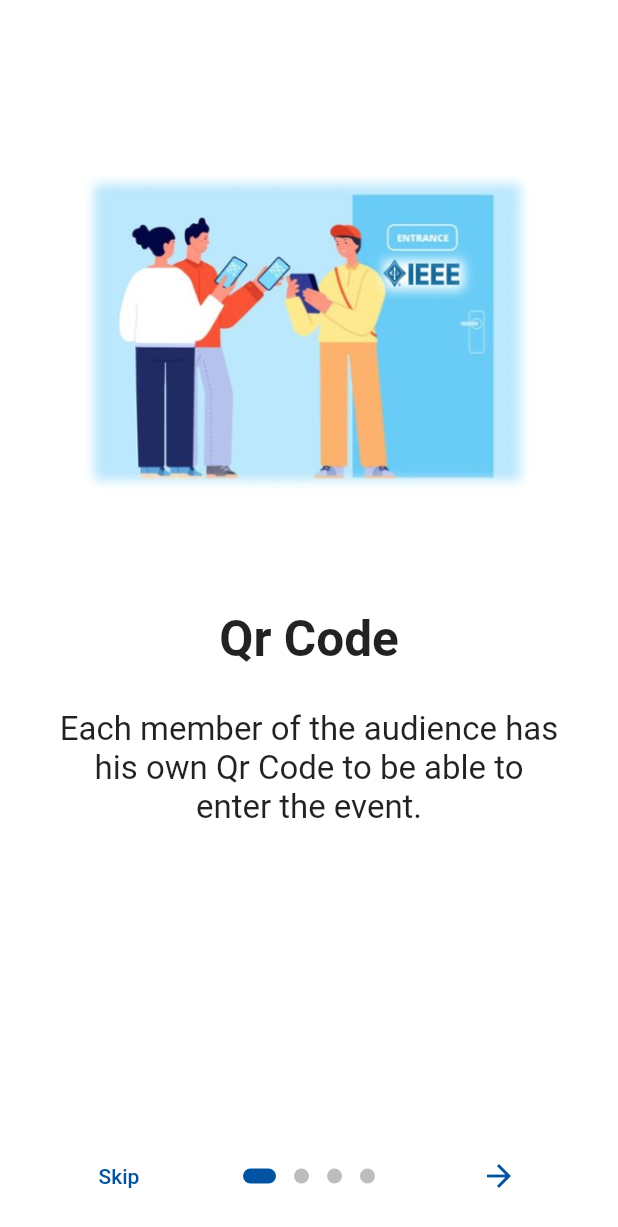
After one commit to AhmedSarg/IEEE-Ticket-Scanner, a Flutter app: the OnBoarding screen opened directly, on a phone screen of 412 x 824 dp. The commit adds this screen. Shown: the top 1227 px of the screen. Run offline on Flutter 3.47's test engine with Material 2 defaults, Android fonts, the phone set to English and light mode, and no system bars; drawn by our look-alikes of introduction_screen; our stand-ins replace cached_network_image, cloud_firestore, connectivity_plus, convex_bottom_bar, dartz, dio and 20 more; missing offline and left inert: flutter_animated_button, flutter_barcode_scanner; accounts and stored records are empty.

Commit message:
adding onboarding

```diff
--- a/lib/features/screens/loading_screen.dart
+++ b/lib/features/screens/loading_screen.dart
@@ -4,6 +4,9 @@ import 'package:ieee_ticket_scanner/core/utils/app_colors.dart';
 import 'package:connectivity_plus/connectivity_plus.dart';
 import 'package:ieee_ticket_scanner/core/services/check_internet.dart';
 import 'package:ieee_ticket_scanner/features/screens/main_screen.dart';
+
+import '../../main.dart';
+import 'onboarding_screen.dart';
 
 class LoadingScreen extends StatefulWidget {
   const LoadingScreen({super.key});
@@ -16,6 +19,7 @@ class _LoadingScreenState extends State<LoadingScreen> {
   final NetworkConnectivity _networkConnectivity = NetworkConnectivity.instance;
   Map _source = {ConnectivityResult.none: false};
   String string = 'Checking Internet Connection...';
+
   @override
   void initState() {
     super.initState();
@@ -28,7 +32,12 @@ class _LoadingScreenState extends State<LoadingScreen> {
           string = 'Connected';
           Timer(const Duration(seconds: 3), (() {
             Navigator.of(context).pushReplacement(
-                MaterialPageRoute(builder: (context) => const MainScreen()));
+              MaterialPageRoute(
+                builder: (context) => initScreen == 0 || initScreen == null
+                    ? const OnBoarding()
+                    : const MainScreen(),
+              ),
+            );
           }));
         } else {
           string = 'Network Error';
--- /dev/null
+++ b/lib/features/screens/onboarding_screen.dart
@@ -0,0 +1,102 @@
+import 'package:flutter/material.dart';
+import 'package:ieee_ticket_scanner/core/database/cache/cache_helper.dart';
+import 'package:ieee_ticket_scanner/core/utils/app_colors.dart';
+import 'package:ieee_ticket_scanner/features/screens/main_screen.dart';
+import 'package:introduction_screen/introduction_screen.dart';
+
+class OnBoarding extends StatefulWidget {
+  const OnBoarding({Key? key}) : super(key: key);
+
+  @override
+  _OnBoardingState createState() => _OnBoardingState();
+}
+
+class _OnBoardingState extends State<OnBoarding> {
+  @override
+  Widget build(BuildContext context) {
+    return Scaffold(
+      body: Container(
+        width: double.infinity,
+        height: double.infinity,
+        color: AppColors.primary,
+        child: IntroductionScreen(
+          nextStyle: ButtonStyle(
+            foregroundColor: MaterialStateProperty.all(AppColors.primary),
+          ),
+          doneStyle: ButtonStyle(
+            foregroundColor: MaterialStateProperty.all(AppColors.primary),
+          ),
+          skipStyle: ButtonStyle(
+            foregroundColor: MaterialStateProperty.all(AppColors.primary),
+          ),
+          pages: [
+            PageViewModel(
+              title: 'Qr Code',
+              body:
+                  'Each member of the audience has his own Qr Code to be able to enter the event.',
+              image: Image.asset('assets/images/onboarding_audience.png'),
+              decoration: getPageDecoration(),
+            ),
+            PageViewModel(
+              title: 'Scan Qr Code',
+              body:
+                  'Each member scans their Qr code to register their attendance every day',
+              image: Image.asset('assets/images/onboarding_scan.png'),
+              decoration: getPageDecoration(),
+            ),
+            PageViewModel(
+              title: 'Acceptation',
+              body:
+                  'If the QR Code is present in the database, the member will be registered successfully',
+              image: Image.asset('assets/images/onboarding_accept.png'),
+              decoration: getPageDecoration(),
+            ),
+            PageViewModel(
+              title: 'Rejection',
+              body:
+                  'If the QR Code is not present in the database or was registered on the same day before, the program will not accept this code',
+              image: Image.asset('assets/images/onboarding_reject.png'),
+              decoration: getPageDecoration(),
+            ),
+          ],
+          next: const Icon(Icons.arrow_forward),
+          done: const Text(
+            'Done',
+            style: TextStyle(fontWeight: FontWeight.bold),
+          ),
+          onDone: () async {
+            Navigator.of(context).pushReplacement(
+                MaterialPageRoute(builder: (_) => const MainScreen()));
+            await CacheHelper().saveData(key: "first_time", value: false);
+            bool c =await CacheHelper().getData(key: "first_time");
+            print(c);
+          },
+          showSkipButton: true,
+          skip: const Text('Skip'),
+          dotsDecorator: getDotDecoration(),
+        ),
+      ),
+    );
+  }
+
+  PageDecoration getPageDecoration() {
+    return const PageDecoration(
+      titleTextStyle: TextStyle(fontSize: 33, fontWeight: FontWeight.w600),
+      bodyTextStyle: TextStyle(fontSize: 22),
+      imagePadding: EdgeInsets.all(50),
+      titlePadding: EdgeInsets.all(8),
+      bodyPadding: EdgeInsets.all(20),
+      pageColor: Colors.white,
+    );
+  }
+
+  DotsDecorator getDotDecoration() {
+    return DotsDecorator(
+        color: const Color(0xFFBDBDBD),
+        size: const Size(10, 10),
+        activeSize: const Size(22, 10),
+        activeColor: AppColors.primary,
+        activeShape:
+            RoundedRectangleBorder(borderRadius: BorderRadius.circular(24)));
+  }
+}
--- a/lib/main.dart
+++ b/lib/main.dart
@@ -3,18 +3,24 @@ import 'package:flutter_bloc/flutter_bloc.dart';
 import 'package:ieee_ticket_scanner/core/bloc/analytics_cubit/analytics_cubit.dart';
 import 'package:ieee_ticket_scanner/core/bloc/details_cubit/details_cubit.dart';
 import 'package:ieee_ticket_scanner/core/bloc/scan_cubit/scan_cubit.dart';
-import 'package:ieee_ticket_scanner/core/routes/routes.dart';
-import 'package:ieee_ticket_scanner/features/screens/history_screen.dart';
 import 'package:ieee_ticket_scanner/features/screens/main_screen.dart';
+import 'package:ieee_ticket_scanner/features/screens/onboarding_screen.dart';
+import 'package:shared_preferences/shared_preferences.dart';
 import 'features/screens/loading_screen.dart';
 import 'firebase_options.dart';
 import 'package:firebase_core/firebase_core.dart' show Firebase;
+
+int? initScreen;
 
 void main() async {
   WidgetsFlutterBinding.ensureInitialized();
   await Firebase.initializeApp(
     options: DefaultFirebaseOptions.currentPlatform,
   );
+  WidgetsFlutterBinding.ensureInitialized();
+  SharedPreferences prefs = await SharedPreferences.getInstance();
+  initScreen = await prefs.getInt("initScreen");
+  await prefs.setInt("initScreen", 1);
   runApp(const MyApp());
 }
 
```
Also changed, not shown: pubspec.yaml (+6 -1 lines), assets/images/onboarding_accept.png (added), assets/images/onboarding_audience.png (added), assets/images/onboarding_reject.png (added), assets/images/onboarding_scan.png (added), pubspec.lock.
